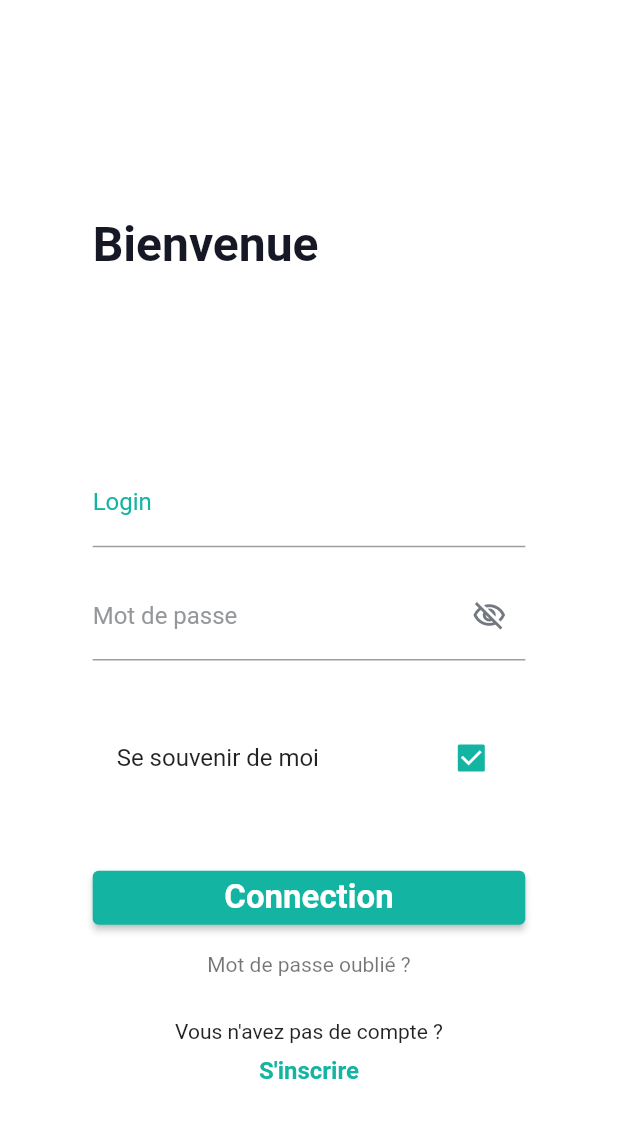
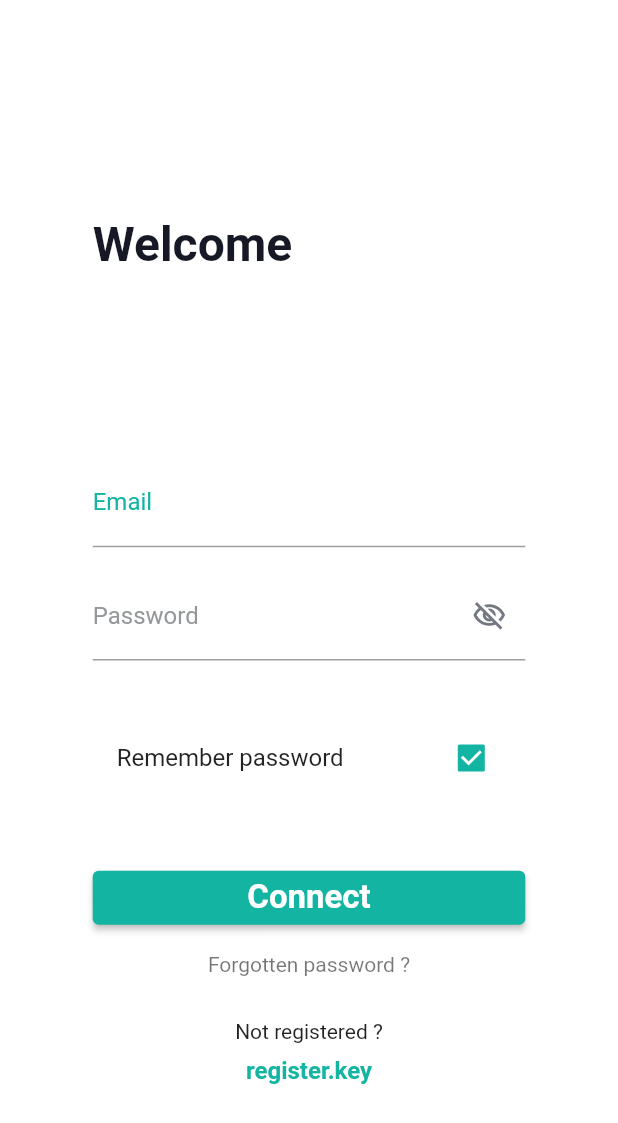
Before and after one commit to esgi-lyon/flutter-myaccount, a Flutter app: the LoginWidget screen opened by its route, on a phone screen of 412 x 824 dp. Shown: the top 1123 px of the screen. Run offline on Flutter 3.47's test engine with Material 2 defaults, Android fonts, the phone set to English and light mode, and no system bars; our stand-ins replace bloc, easy_localization, equatable, flutter_bloc, flutter_secure_storage, hive and 1 more; accounts and stored records are empty.

Commit message:
i18n / navigation

```diff
--- /dev/null
+++ b/assets/translations/en.json
@@ -0,0 +1,19 @@
+{
+    "welcome": "Welcome",
+    "form": {
+        "required": "Required field"
+    },
+    "login": {
+        "email": "Email",
+        "connect": "Connect",
+        "password": {
+            "value": "Password",
+            "remember": "Remember password",
+            "forgotten": "Forgotten password ?"
+        }
+    },
+    "register": {
+        "value": "Register ?",
+        "no_account": "Not registered ? "
+    }
+}
--- /dev/null
+++ b/assets/translations/fr.json
@@ -0,0 +1,19 @@
+{
+    "welcome": "Bienvenue !",
+    "form": {
+        "required": "Champ requis"
+    },
+    "login": {
+        "email": "Email",
+        "connect": "Se connecter",
+        "password": {
+            "value": "Mot de passe",
+            "forgotten": "Mot de passe oublié ?",
+            "remember": "Se souvenir de moi"
+        }
+    },
+    "register": {
+        "register": "Register ?",
+        "no_account": "Vous n'avez pas de compte ? "
+    }
+}
--- a/lib/bloc/authentication/authentication.dart
+++ /dev/null
@@ -1 +0,0 @@
-export 'authentication_bloc.dart';
--- /dev/null
+++ b/lib/features/authentication/authentication.dart
@@ -0,0 +1 @@
+export 'bloc/authentication_bloc.dart';
--- a/lib/bloc/authentication/authentication_bloc.dart
+++ b/lib/features/authentication/bloc/authentication_bloc.dart
@@ -4,6 +4,7 @@ import 'package:authentication_repository/authentication_repository.dart';
 import 'package:bloc/bloc.dart';
 import 'package:equatable/equatable.dart';
 import 'package:user_repository/user_repository.dart';
+import 'package:equatable/equatable.dart';
 
 part 'authentication_event.dart';
 part 'authentication_state.dart';
--- a/lib/bloc/authentication/authentication_event.dart
+++ b/lib/features/authentication/bloc/authentication_event.dart
@@ -1,4 +1,3 @@
-import 'package:equatable/equatable.dart';
 
 part of 'authentication_bloc.dart';
 
--- a/lib/i10n/intl_en.arb
+++ /dev/null
@@ -1,3 +0,0 @@
-{
-    "@@locale": "en"
-}
--- a/lib/pages/login.dart
+++ b/lib/pages/login.dart
@@ -2,9 +2,10 @@ import 'package:flutter/material.dart';
 import 'package:flutter_secure_storage/flutter_secure_storage.dart';
 import 'package:local_auth/local_auth.dart';
 import 'package:myaccount/widget/enable_local_auth_modal_bottom_sheet.dart';
+import 'package:easy_localization/easy_localization.dart';
 
 class LoginWidget extends StatefulWidget {
-  const LoginWidget({Key? key, required this.title}) : super(key: key);
+  const LoginWidget({Key? key, this.title = "Login"}) : super(key: key);
 
   final String title;
 
@@ -130,12 +131,12 @@ class _LoginState extends State<LoginWidget> {
                 height: size.height * .10,
               ),
               const Text(
-                "Bienvenue",
+                "welcome",
                 style: TextStyle(
                     color: Color(0xFF161925),
                     fontWeight: FontWeight.w600,
                     fontSize: 32),
-              ),
+              ).tr(),
               SizedBox(
                 height: size.height * .15,
               ),
@@ -146,7 +147,7 @@ class _LoginState extends State<LoginWidget> {
                   children: [
                     TextFormField(
                       decoration: InputDecoration(
-                        labelText: "Login",
+                        labelText: "login.email".tr(),
                         labelStyle: const TextStyle(color: primaryColor),
                         focusedBorder: UnderlineInputBorder(
                           borderRadius: BorderRadius.circular(0),
@@ -157,7 +158,7 @@ class _LoginState extends State<LoginWidget> {
                       controller: _usernameController,
                       validator: (value) {
                         if (value!.isEmpty) {
-                          return 'Required field';
+                          return 'form.required'.tr();
                         }
                         return null;
                       },
@@ -171,10 +172,10 @@ class _LoginState extends State<LoginWidget> {
                     TextFormField(
                       textInputAction: TextInputAction.done,
                       validator: (value) {
-                        return value!.isEmpty ? "Required field" : null;
+                        return value!.isEmpty ? "form.required".tr() : null;
                       },
                       decoration: InputDecoration(
-                        labelText: "Mot de passe",
+                        labelText: "login.password.value".tr(),
                         labelStyle: const TextStyle(color: Color(0xFF95989A)),
                         focusedBorder: UnderlineInputBorder(
                           borderRadius: BorderRadius.circular(0),
@@ -219,7 +220,7 @@ class _LoginState extends State<LoginWidget> {
                     _savePassword = newValue!;
                   });
                 },
-                title: const Text("Se souvenir de moi"),
+                title: const Text("login.password.remember").tr(),
                 activeColor: primaryColor,
               ),
               SizedBox(
@@ -233,7 +234,7 @@ class _LoginState extends State<LoginWidget> {
                       primary: primaryColor,
                       textStyle: const TextStyle(
                           fontSize: 22, fontWeight: FontWeight.bold)),
-                  child: const Text("Connection"),
+                  child: const Text("login.connect").tr(),
                 ),
               ),
               SizedBox(
@@ -243,23 +244,23 @@ class _LoginState extends State<LoginWidget> {
                 child: InkWell(
                   onTap: _onForgotPassword,
                   child: const Text(
-                    "Mot de passe oublié ?",
+                    "login.password.forgotten",
                     style: TextStyle(color: Colors.black54, fontSize: 14),
                     textAlign: TextAlign.center,
-                  ),
+                  ).tr(),
                 ),
               ),
               SizedBox(
                 height: size.height * .035,
               ),
-              const Center(
-                child: Text(
-                  "Vous n'avez pas de compte ? ",
+              Center(
+                child: const Text(
+                  "register.no_account",
                   style: TextStyle(
                     fontSize: 14,
                   ),
                   textAlign: TextAlign.center,
-                ),
+                ).tr(),
               ),
               SizedBox(
                 height: size.height * .01,
@@ -268,13 +269,13 @@ class _LoginState extends State<LoginWidget> {
                 child: InkWell(
                   onTap: _onSignUp,
                   child: const Text(
-                    "S'inscrire ",
+                    "register.key",
                     style: TextStyle(
                         color: primaryColor,
                         fontSize: 16,
                         fontWeight: FontWeight.bold),
                     textAlign: TextAlign.center,
-                  ),
+                  ).tr(),
                 ),
               ),
             ],
--- a/packages/authentication_repository/lib/src/authentication_repository.dart
+++ b/packages/authentication_repository/lib/src/authentication_repository.dart
@@ -1,5 +1,5 @@
 import 'dart:async';
-import 'dart:ffi';
+// import 'dart:ffi';
 // import 'package:http/http.dart';
 
 enum AuthenticationStatus { unknown, authenticated, unauthenticated, loading }
--- a/packages/authentication_repository/pubspec.yaml
+++ b/packages/authentication_repository/pubspec.yaml
@@ -9,6 +9,7 @@ environment:
   flutter: ">=1.17.0"
 dependencies:
   equatable: ^2.0.3
+  ffi: ^2.0.1
   local_auth: ^2.1.0
 
 # dependencies: {}
```
Also changed, not shown: lib/app/app.dart (+10 -30 lines), lib/main.dart (+13 -5 lines), lib/pages/landing.dart (+6 -7 lines), pubspec.yaml (+3 -11 lines), lib/features/account/bloc/account_bloc.dart (renamed from lib/bloc/account/account_bloc.dart), lib/features/account/bloc/account_event.dart (renamed from lib/bloc/account/account_event.dart), lib/features/account/bloc/account_state.dart (renamed from lib/bloc/account/account_state.dart), lib/features/authentication/bloc/authentication_state.dart (renamed from lib/bloc/authentication/authentication_state.dart), pubspec.lock, 3 other files.
